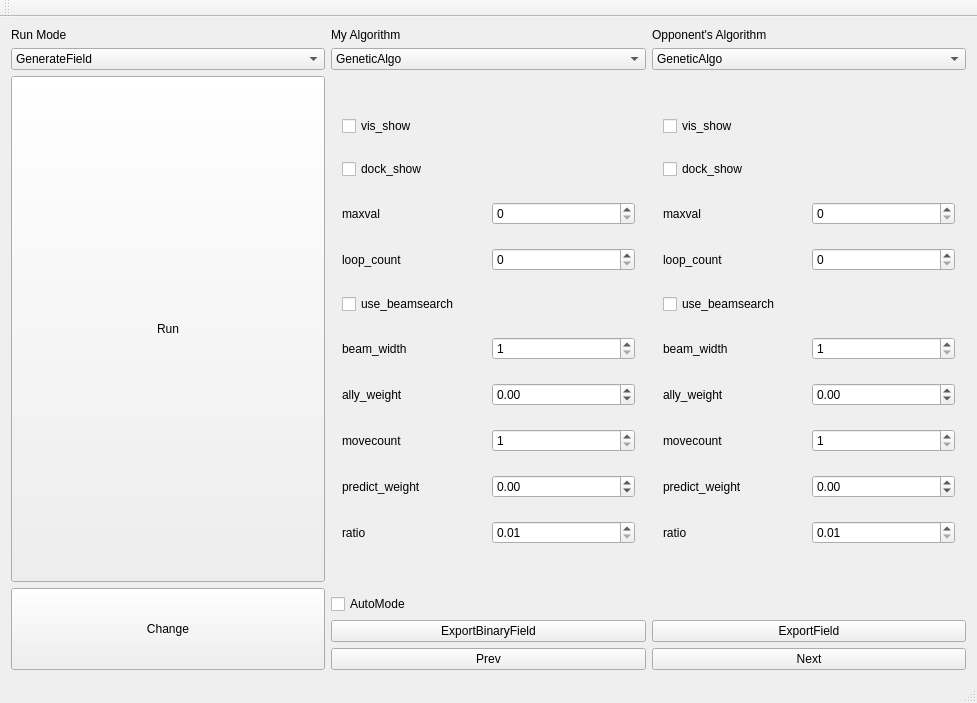
Qt form Mejirodai/mejirodai.ui (tnct-spc/procon2018-comp) before a commit.
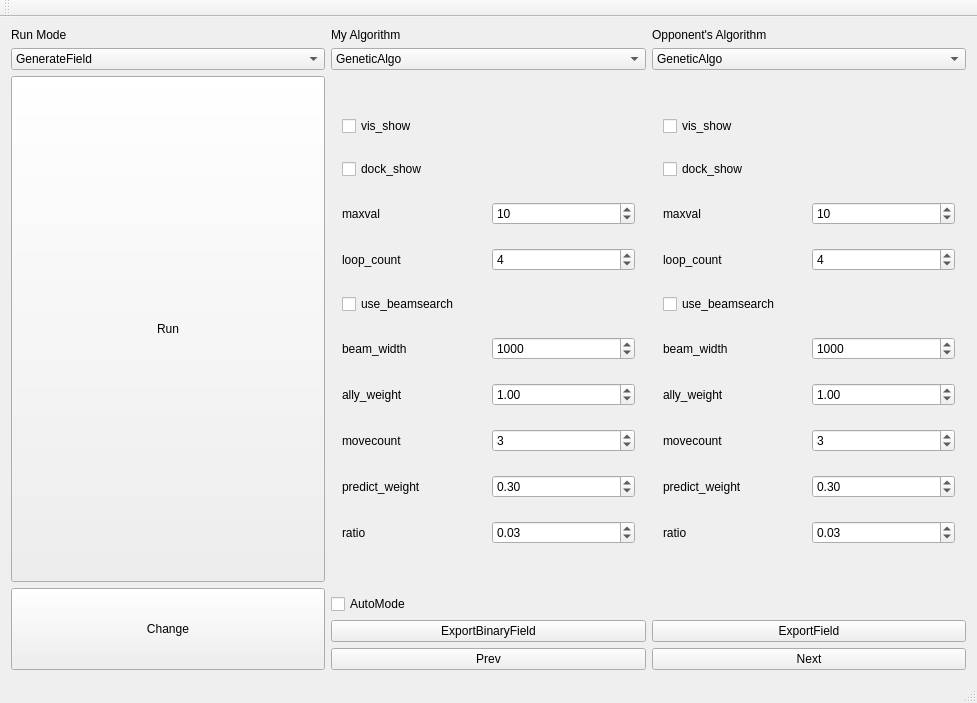
The same form after that commit.

Commit message: [update]初期値

```diff
--- a/Mejirodai/mejirodai.ui
+++ b/Mejirodai/mejirodai.ui
@@ -401,6 +401,9 @@
           <property name="maximum">
            <number>15</number>
           </property>
+          <property name="value">
+           <number>4</number>
+          </property>
          </widget>
         </item>
         <item row="0" column="0">
@@ -415,6 +418,9 @@
           <property name="maximum">
            <number>80</number>
           </property>
+          <property name="value">
+           <number>10</number>
+          </property>
          </widget>
         </item>
         <item row="5" column="1">
@@ -425,6 +431,9 @@
           <property name="maximum">
            <number>10000</number>
           </property>
+          <property name="value">
+           <number>1000</number>
+          </property>
          </widget>
         </item>
         <item row="10" column="1">
@@ -435,6 +444,9 @@
           <property name="maximum">
            <number>9</number>
           </property>
+          <property name="value">
+           <number>3</number>
+          </property>
          </widget>
         </item>
         <item row="12" column="1">
@@ -445,6 +457,9 @@
           <property name="maximum">
            <double>5.000000000000000</double>
           </property>
+          <property name="value">
+           <double>0.300000000000000</double>
+          </property>
          </widget>
         </item>
         <item row="6" column="1">
@@ -455,6 +470,9 @@
           <property name="maximum">
            <double>5.000000000000000</double>
           </property>
+          <property name="value">
+           <double>1.000000000000000</double>
+          </property>
          </widget>
         </item>
         <item row="13" column="0">
@@ -472,6 +490,9 @@
           <property name="maximum">
            <double>1.000000000000000</double>
           </property>
+          <property name="value">
+           <double>0.030000000000000</double>
+          </property>
          </widget>
         </item>
        </layout>
@@ -566,6 +587,9 @@
           <property name="maximum">
            <number>80</number>
           </property>
+          <property name="value">
+           <number>10</number>
+          </property>
          </widget>
         </item>
         <item row="7" column="1">
@@ -573,6 +597,9 @@
           <property name="maximum">
            <number>15</number>
           </property>
+          <property name="value">
+           <number>4</number>
+          </property>
          </widget>
         </item>
         <item row="9" column="1">
@@ -583,6 +610,9 @@
           <property name="maximum">
            <number>10000</number>
           </property>
+          <property name="value">
+           <number>1000</number>
+          </property>
          </widget>
         </item>
         <item row="11" column="1">
@@ -593,6 +623,9 @@
           <property name="maximum">
            <number>9</number>
           </property>
+          <property name="value">
+           <number>3</number>
+          </property>
          </widget>
         </item>
         <item row="8" column="0">
@@ -610,6 +643,9 @@
           <property name="maximum">
            <double>5.000000000000000</double>
           </property>
+          <property name="value">
+           <double>0.300000000000000</double>
+          </property>
          </widget>
         </item>
         <item row="5" column="0">
@@ -634,6 +670,9 @@
           <property name="maximum">
            <double>5.000000000000000</double>
           </property>
+          <property name="value">
+           <double>1.000000000000000</double>
+          </property>
          </widget>
         </item>
         <item row="0" column="0">
@@ -658,6 +697,9 @@
           <property name="maximum">
            <double>1.000000000000000</double>
           </property>
+          <property name="value">
+           <double>0.030000000000000</double>
+          </property>
          </widget>
         </item>
        </layout>
```
Left out of the diff: 2 changed lines with no effect on the pictures. The commit also changes 1 other file.
